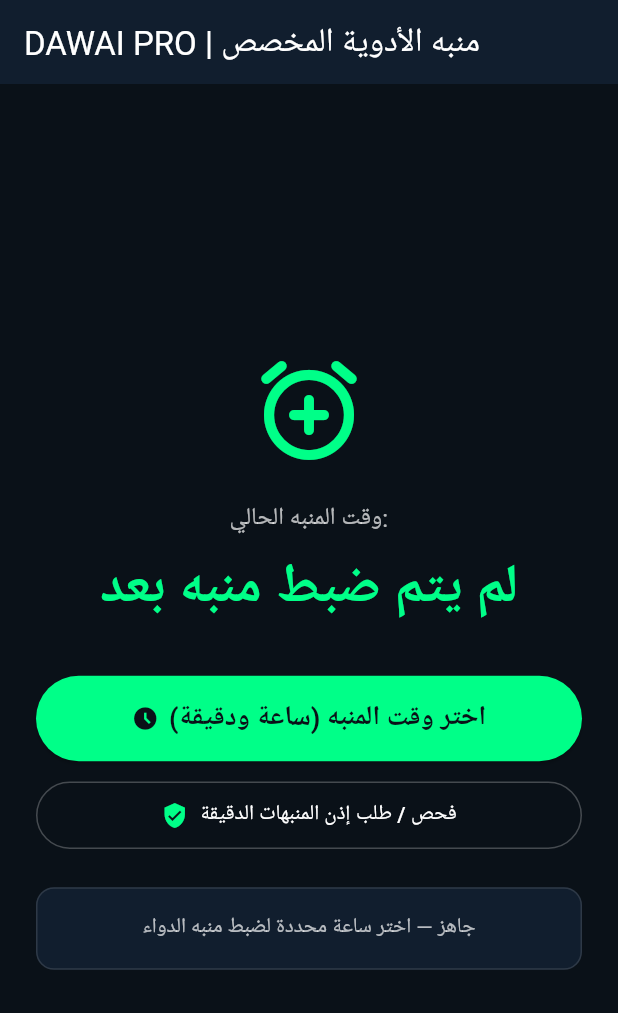
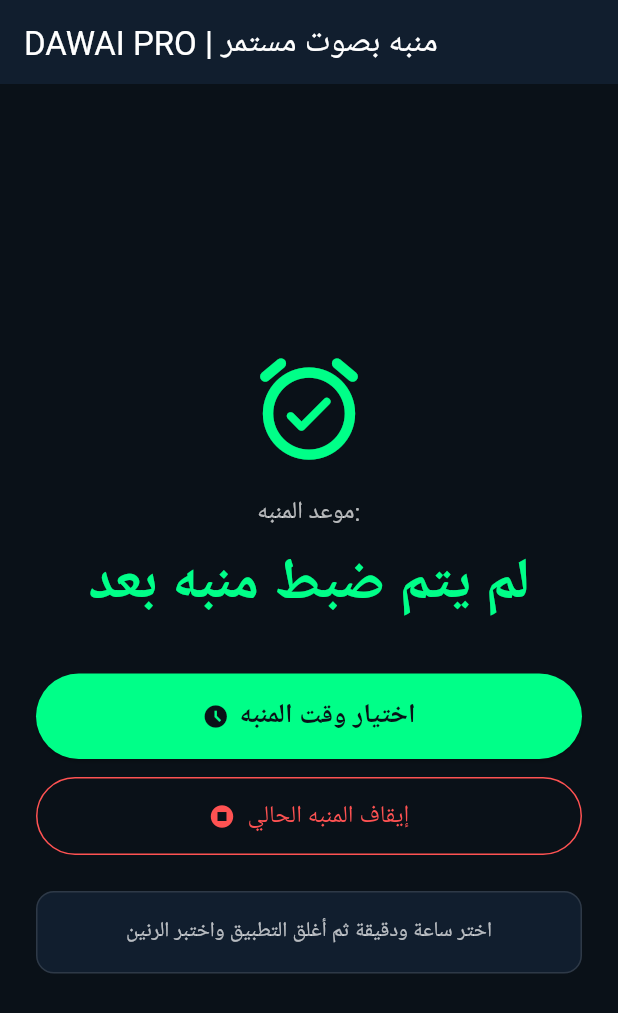
Before and after one commit to mohanadmd375-md/dawai-pro1, a Flutter app: the screen it shows after launch, on a phone screen of 412 x 824 dp. Shown: the top 1013 px of the screen. Run offline on Flutter 3.47's test engine with Material 3 defaults, Android fonts, the phone set to English and light mode, and no system bars; our stand-ins replace flutter_local_notifications, sqflite, timezone; missing offline and left inert: alarm; accounts and stored records are empty.

Commit message:
Update main.dart

```diff
--- a/lib/main.dart
+++ b/lib/main.dart
@@ -1,53 +1,19 @@
+import 'package:alarm/alarm.dart';
 import 'package:flutter/material.dart';
-import 'package:flutter_local_notifications/flutter_local_notifications.dart';
-import 'package:timezone/data/latest_all.dart' as tz;
-import 'package:timezone/timezone.dart' as tz;
-
-final FlutterLocalNotificationsPlugin flutterLocalNotificationsPlugin =
-    FlutterLocalNotificationsPlugin();
-
-const AndroidNotificationChannel kAlarmChannel = AndroidNotificationChannel(
-  'dawai_pro_alarm_channel_v5',
-  'منبهات أدوية دواي برو',
-  description: 'قناة منبهات الأدوية المخصصة للأوقات المحددة',
-  importance: Importance.max,
-  playSound: true,
-  enableVibration: true,
-);
 
 void main() async {
   WidgetsFlutterBinding.ensureInitialized();
-
-  tz.initializeTimeZones();
-  tz.setLocalLocation(tz.getLocation('Asia/Baghdad'));
-
-  const AndroidInitializationSettings initializationSettingsAndroid =
-      AndroidInitializationSettings('@mipmap/ic_launcher');
-
-  const InitializationSettings initializationSettings = InitializationSettings(
-    android: initializationSettingsAndroid,
-  );
-
-  await flutterLocalNotificationsPlugin.initialize(initializationSettings);
-
-  final androidPlugin =
-      flutterLocalNotificationsPlugin.resolvePlatformSpecificImplementation<
-          AndroidFlutterLocalNotificationsPlugin>();
-
-  await androidPlugin?.createNotificationChannel(kAlarmChannel);
-  await androidPlugin?.requestNotificationsPermission();
-  await androidPlugin?.requestExactAlarmsPermission();
-
-  runApp(const DawaiProApp());
+  await Alarm.init();
+  runApp(const DawaiProAlarmApp());
 }
 
-class DawaiProApp extends StatelessWidget {
-  const DawaiProApp({super.key});
+class DawaiProAlarmApp extends StatelessWidget {
+  const DawaiProAlarmApp({super.key});
 
   @override
   Widget build(BuildContext context) {
     return MaterialApp(
-      title: 'DAWAI PRO',
+      title: 'DAWAI PRO ALARM',
       debugShowCheckedModeBanner: false,
       theme: ThemeData.dark().copyWith(
         scaffoldBackgroundColor: const Color(0xFF0A1118),
@@ -56,49 +22,25 @@ class DawaiProApp extends StatelessWidget {
           surface: Color(0xFF111E2E),
         ),
       ),
-      home: const CustomAlarmScreen(),
+      home: const MorningStyleAlarmScreen(),
     );
   }
 }
 
-class CustomAlarmScreen extends StatefulWidget {
-  const CustomAlarmScreen({super.key});
+class MorningStyleAlarmScreen extends StatefulWidget {
+  const MorningStyleAlarmScreen({super.key});
 
   @override
-  State<CustomAlarmScreen> createState() => _CustomAlarmScreenState();
+  State<MorningStyleAlarmScreen> createState() => _MorningStyleAlarmScreenState();
 }
 
-class _CustomAlarmScreenState extends State<CustomAlarmScreen> {
-  String _statusText = "جاهز — اختر ساعة محددة لضبط منبه الدواء";
-  String _scheduledTimeStr = "لم يتم ضبط منبه بعد";
+class _MorningStyleAlarmScreenState extends State<MorningStyleAlarmScreen> {
+  static const int _alarmId = 101;
+  String _timeLabel = "لم يتم ضبط منبه بعد";
+  String _statusLabel = "اختر ساعة ودقيقة ثم أغلق التطبيق واختبر الرنين";
 
-  NotificationDetails _buildDetails() {
-    final androidDetails = AndroidNotificationDetails(
-      kAlarmChannel.id,
-      kAlarmChannel.name,
-      channelDescription: kAlarmChannel.description,
-      importance: Importance.max,
-      priority: Priority.max,
-      playSound: true,
-      enableVibration: true,
-      color: const Color(0xFF00FF88),
-      category: AndroidNotificationCategory.alarm,
-    );
-    return NotificationDetails(android: androidDetails);
-  }
-
-  Future<void> _requestExactPermissionAgain() async {
-    final androidPlugin =
-        flutterLocalNotificationsPlugin.resolvePlatformSpecificImplementation<
-            AndroidFlutterLocalNotificationsPlugin>();
-    final granted = await androidPlugin?.requestExactAlarmsPermission();
-    setState(() {
-      _statusText = "حالة إذن المنبهات الدقيقة: ${granted ?? 'غير معروف'}";
-    });
-  }
-
-  Future<void> _pickAndScheduleAlarm(BuildContext context) async {
-    final TimeOfDay? pickedTime = await showTimePicker(
+  Future<void> _pickAlarmTime() async {
+    final picked = await showTimePicker(
       context: context,
       initialTime: TimeOfDay.now(),
       builder: (context, child) {
@@ -114,103 +56,107 @@ class _CustomAlarmScreenState extends State<CustomAlarmScreen> {
       },
     );
 
-    if (pickedTime == null) {
-      setState(() {
-        _statusText = "تم إلغاء اختيار الوقت.";
-      });
-      return;
+    if (picked == null) return;
+
+    final now = DateTime.now();
+    var targetDateTime = DateTime(
+      now.year,
+      now.month,
+      now.day,
+      picked.hour,
+      picked.minute,
+    );
+
+    if (!targetDateTime.isAfter(now)) {
+      targetDateTime = targetDateTime.add(const Duration(days: 1));
     }
 
     try {
-      final now = tz.TZDateTime.now(tz.local);
-      var scheduledDate = tz.TZDateTime(
-        tz.local,
-        now.year,
-        now.month,
-        now.day,
-        pickedTime.hour,
-        pickedTime.minute,
+      final alarmSettings = AlarmSettings(
+        id: _alarmId,
+        dateTime: targetDateTime,
+        assetAudioPath: null,
+        loopAudio: true,
+        vibrate: true,
+        warningNotificationOnKill: true,
+        androidFullScreenIntent: true,
+        volumeSettings: VolumeSettings.fade(
+          volume: 1.0,
+          fadeDuration: const Duration(seconds: 3),
+          volumeEnforced: true,
+        ),
+        notificationSettings: NotificationSettings(
+          title: '⏰ منبه الدواء - DAWAI PRO',
+          body: 'حان موعد الدواء المحدد الساعة ${picked.format(context)}',
+          stopButton: 'إيقاف المنبه',
+          icon: 'mipmap/ic_launcher',
+        ),
       );
 
-      if (!scheduledDate.isAfter(now)) {
-        scheduledDate = scheduledDate.add(const Duration(days: 1));
-      }
-
-      final androidPlugin =
-          flutterLocalNotificationsPlugin.resolvePlatformSpecificImplementation<
-              AndroidFlutterLocalNotificationsPlugin>();
-      final canExact = await androidPlugin?.canScheduleExactNotifications();
-
-      await flutterLocalNotificationsPlugin.zonedSchedule(
-        100,
-        '💊 وقت الدواء - DAWAI PRO',
-        'حان موعد تناول الدواء المحدد في الساعة ${pickedTime.hour.toString().padLeft(2, '0')}:${pickedTime.minute.toString().padLeft(2, '0')}',
-        scheduledDate,
-        _buildDetails(),
-        androidScheduleMode: (canExact == false)
-            ? AndroidScheduleMode.inexactAllowWhileIdle
-            : AndroidScheduleMode.exactAllowWhileIdle,
-        uiLocalNotificationDateInterpretation:
-            UILocalNotificationDateInterpretation.absoluteTime,
-      );
-
-      final pending =
-          await flutterLocalNotificationsPlugin.pendingNotificationRequests();
+      final success = await Alarm.set(alarmSettings: alarmSettings);
 
       final formatted =
-          "${pickedTime.hour.toString().padLeft(2, '0')}:${pickedTime.minute.toString().padLeft(2, '0')}";
+          "${picked.hour.toString().padLeft(2, '0')}:${picked.minute.toString().padLeft(2, '0')}";
 
       setState(() {
-        _scheduledTimeStr = formatted;
-        _statusText =
-            "تمت الجدولة على $formatted | المنبهات المنتظرة: ${pending.length} | Exact: ${canExact ?? 'غير محدد'}";
+        _timeLabel = formatted;
+        _statusLabel = success
+            ? "تم ضبط المنبه على $formatted — سيظل يرن حتى توقفه."
+            : "تعذر تفعيل المنبه — تحقق من صلاحيات المنبهات والإشعارات في الهاتف.";
       });
     } catch (e) {
       setState(() {
-        _statusText = "حدث خطأ أثناء الجدولة: $e";
+        _statusLabel = "خطأ أثناء ضبط المنبه: $e";
       });
     }
+  }
+
+  Future<void> _stopAlarm() async {
+    await Alarm.stop(_alarmId);
+    setState(() {
+      _statusLabel = "تم إيقاف المنبه.";
+    });
   }
 
   @override
   Widget build(BuildContext context) {
     return Scaffold(
       appBar: AppBar(
-        title: const Text('DAWAI PRO | منبه الأدوية المخصص'),
+        title: const Text('DAWAI PRO | منبه بصوت مستمر'),
         backgroundColor: const Color(0xFF111E2E),
       ),
       body: Padding(
         padding: const EdgeInsets.all(24),
         child: Column(
+          mainAxisAlignment: MainAxisAlignment.center,
           crossAxisAlignment: CrossAxisAlignment.stretch,
-          mainAxisAlignment: MainAxisAlignment.center,
           children: [
             const Icon(
-              Icons.alarm_add_rounded,
-              size: 80,
+              Icons.alarm_on_rounded,
+              size: 82,
               color: Color(0xFF00FF88),
             ),
-            const SizedBox(height: 20),
+            const SizedBox(height: 16),
             const Text(
-              'وقت المنبه الحالي:',
+              'موعد المنبه:',
               textAlign: TextAlign.center,
               style: TextStyle(color: Colors.white70, fontSize: 16),
             ),
             const SizedBox(height: 8),
             Text(
-              _scheduledTimeStr,
+              _timeLabel,
               textAlign: TextAlign.center,
               style: const TextStyle(
                 color: Color(0xFF00FF88),
-                fontSize: 36,
+                fontSize: 38,
                 fontWeight: FontWeight.bold,
               ),
             ),
             const SizedBox(height: 32),
             ElevatedButton.icon(
-              onPressed: () => _pickAndScheduleAlarm(context),
+              onPressed: _pickAlarmTime,
               icon: const Icon(Icons.access_time_filled),
-              label: const Text('اختر وقت المنبه (ساعة ودقيقة)'),
+              label: const Text('اختيار وقت المنبه'),
               style: ElevatedButton.styleFrom(
                 backgroundColor: const Color(0xFF00FF88),
                 foregroundColor: const Color(0xFF0A1118),
@@ -223,15 +169,15 @@ class _CustomAlarmScreenState extends State<CustomAlarmScreen> {
             ),
             const SizedBox(height: 12),
             OutlinedButton.icon(
-              onPressed: _requestExactPermissionAgain,
-              icon: const Icon(Icons.verified_user, color: Color(0xFF00FF88)),
+              onPressed: _stopAlarm,
+              icon: const Icon(Icons.stop_circle, color: Colors.redAccent),
               label: const Text(
-                'فحص / طلب إذن المنبهات الدقيقة',
-                style: TextStyle(color: Colors.white),
+                'إيقاف المنبه الحالي',
+                style: TextStyle(color: Colors.redAccent, fontSize: 16),
               ),
               style: OutlinedButton.styleFrom(
-                side: const BorderSide(color: Colors.white24),
-                padding: const EdgeInsets.symmetric(vertical: 12),
+                side: const BorderSide(color: Colors.redAccent),
+                padding: const EdgeInsets.symmetric(vertical: 14),
               ),
             ),
             const SizedBox(height: 24),
@@ -243,7 +189,7 @@ class _CustomAlarmScreenState extends State<CustomAlarmScreen> {
                 border: Border.all(color: Colors.white12),
               ),
               child: Text(
-                _statusText,
+                _statusLabel,
                 textAlign: TextAlign.center,
                 style: const TextStyle(color: Colors.white70, fontSize: 14),
               ),
```
